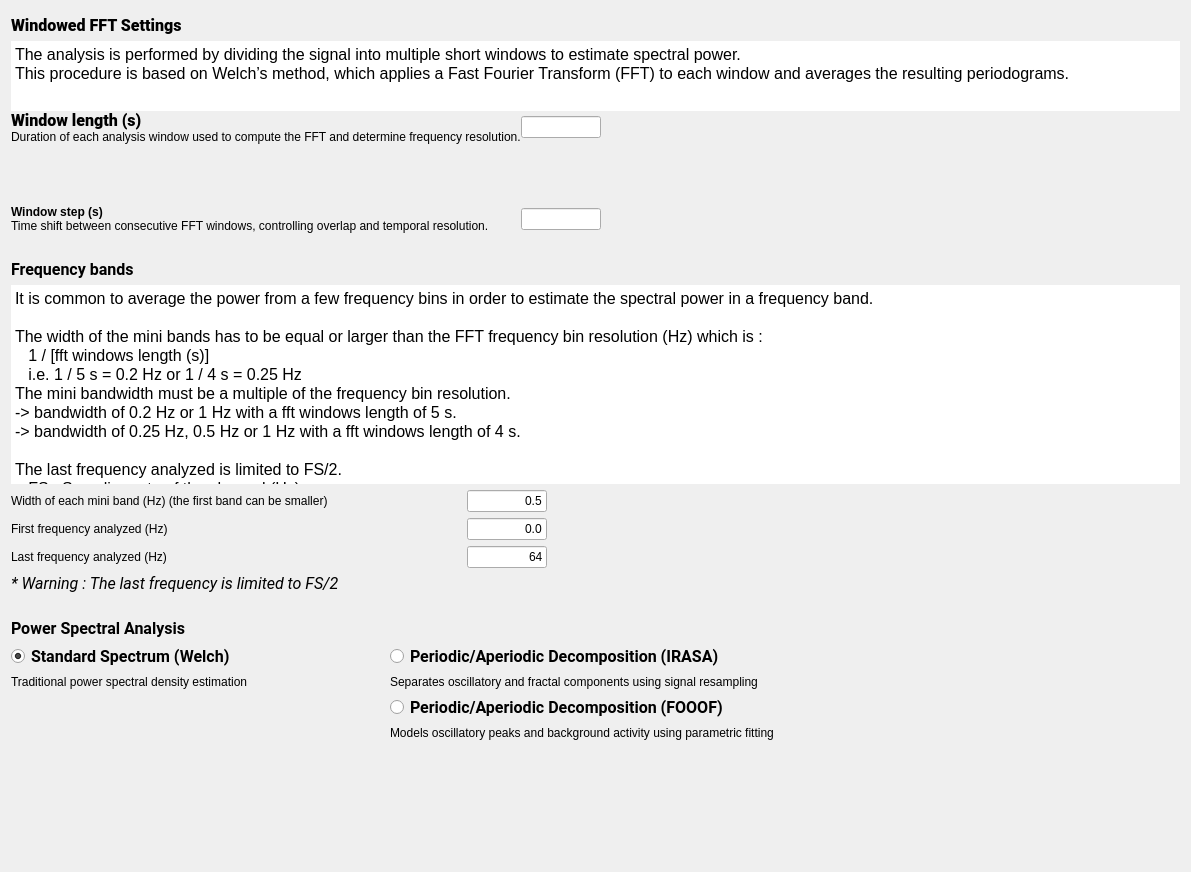
This is tools/CEAMSTools/PowerSpectralAnalysis/SpectralSettings/Ui_SpectralSettings.ui in SnoozToolbox/snooz-package-ceams as Qt 5 draws it before an edit. The edited form follows.
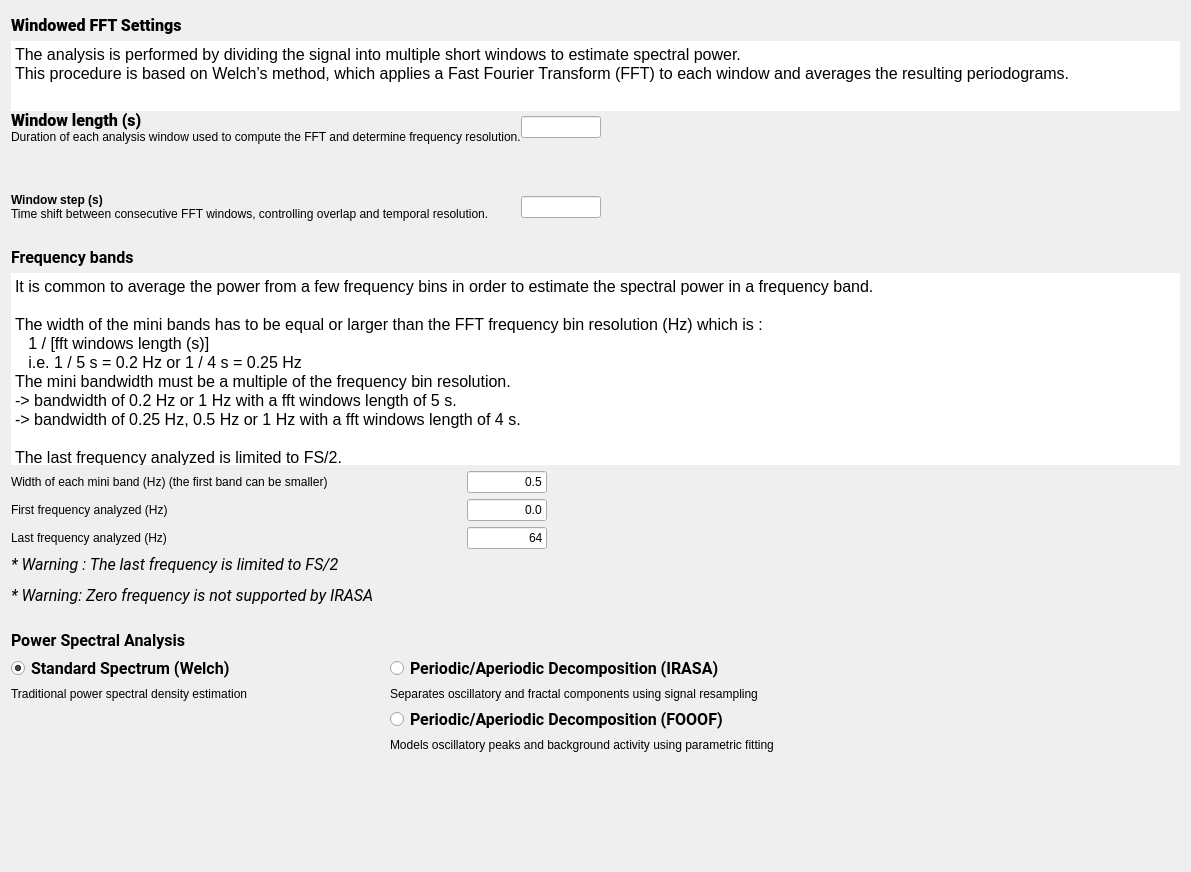
This is the edited form.

Commit message: Some small UI modifications for Power Spectral Analysis and Sleep Report tools

The edit to the form file:
```diff
--- a/tools/CEAMSTools/PowerSpectralAnalysis/SpectralSettings/Ui_SpectralSettings.ui
+++ b/tools/CEAMSTools/PowerSpectralAnalysis/SpectralSettings/Ui_SpectralSettings.ui
@@ -503,7 +503,7 @@
       </font>
      </property>
      <property name="text">
-      <string>&lt;html&gt;&lt;head/&gt;&lt;body&gt;&lt;p&gt;&lt;span style=&quot; font-size:12pt; font-style:italic;&quot;&gt;* Warning : The last frequency is limited to FS/2 &lt;/span&gt;&lt;/p&gt;&lt;/body&gt;&lt;/html&gt;</string>
+      <string>&lt;html&gt;&lt;head/&gt;&lt;body&gt;&lt;p&gt;&lt;span style=&quot; font-style:italic;&quot;&gt;* Warning : The last frequency is limited to FS/2 &lt;/span&gt;&lt;/p&gt;&lt;p&gt;&lt;span style=&quot; font-style:italic;&quot;&gt;* Warning: Zero frequency is not supported by IRASA&lt;/span&gt;&lt;/p&gt;&lt;/body&gt;&lt;/html&gt;</string>
      </property>
      <property name="alignment">
       <set>Qt::AlignmentFlag::AlignLeading|Qt::AlignmentFlag::AlignLeft|Qt::AlignmentFlag::AlignVCenter</set>
```
Left out of the diff: 154 changed lines with no effect on the pictures. The commit also changes 5 other files.
